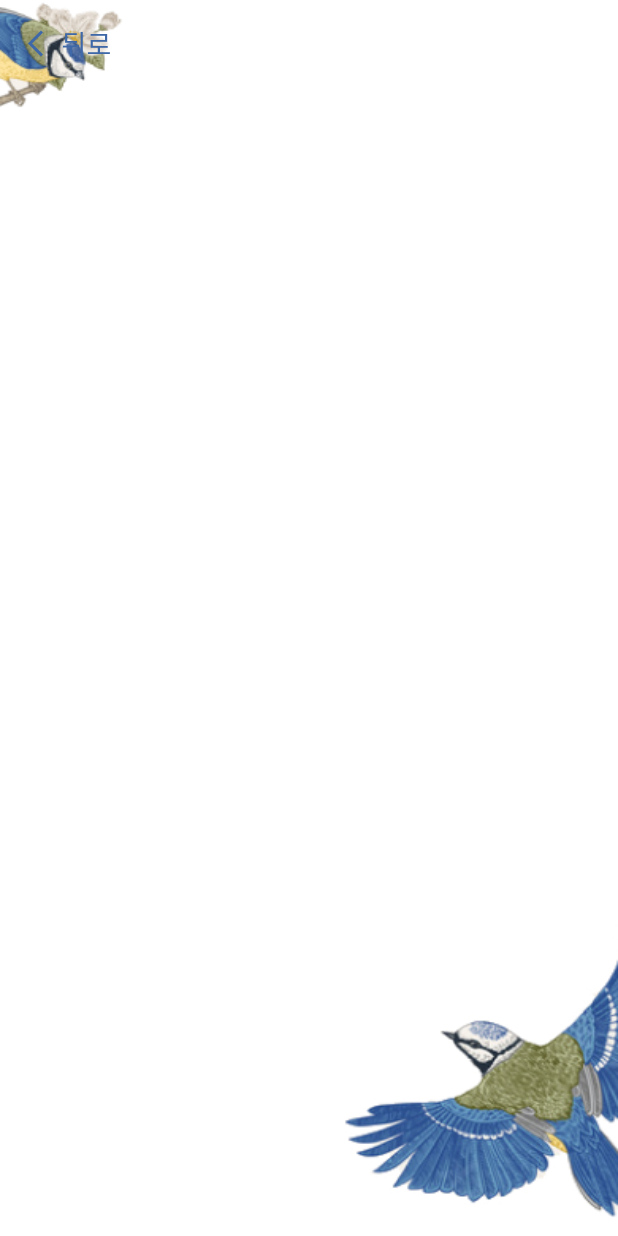
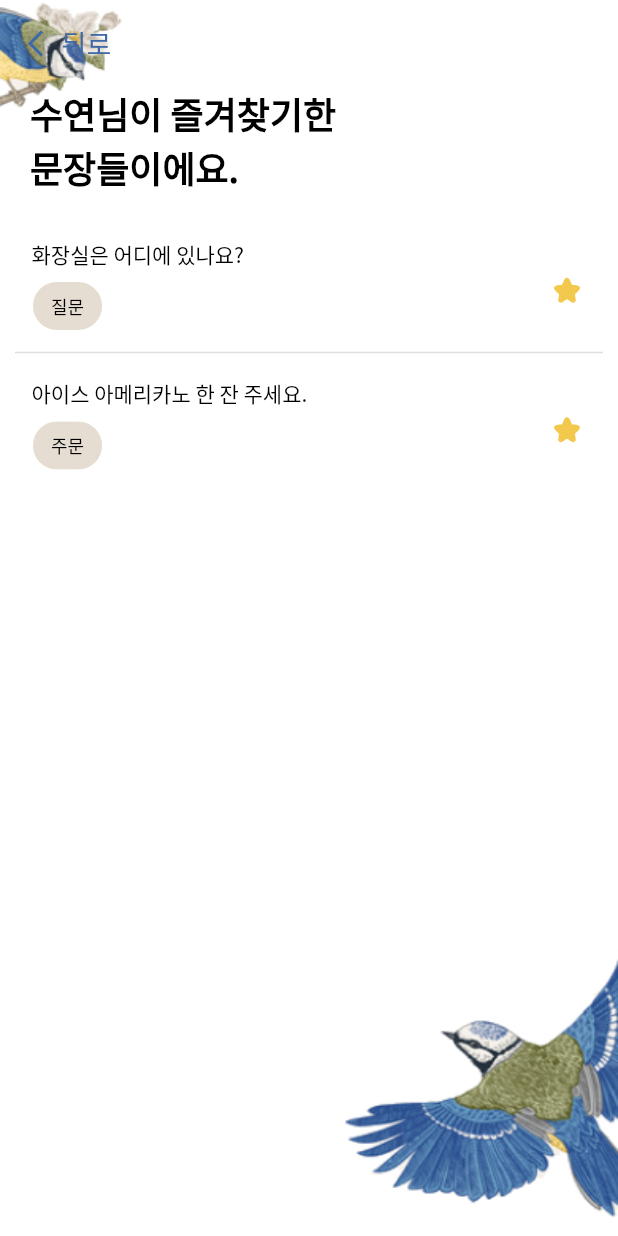
Before and after one commit to YeonJeans/Saera-Flutter, a Flutter app: the BookmarkPage screen opened directly, on a phone screen of 412 x 824 dp. Run offline on Flutter 3.47's test engine with Material 2 defaults, Android fonts, the phone set to English and light mode, and no system bars; our stand-ins replace flutter_svg.

Commit message:
[Design/#5] Add bookmark list

```diff
--- a/lib/home/bookmark_home/presentation/bookmark_home_screen.dart
+++ b/lib/home/bookmark_home/presentation/bookmark_home_screen.dart
@@ -1,6 +1,7 @@
 import 'package:flutter/material.dart';
 import 'package:flutter_svg/svg.dart';
 import 'package:saera/home/bookmark_home/presentation/widgets/bookmark_home_background_image.dart';
+import 'package:saera/home/bookmark_home/presentation/widgets/bookmark_list_tile.dart';
 import 'package:saera/style/color.dart';
 
 class BookmarkPage extends StatefulWidget {
@@ -11,6 +12,12 @@ class BookmarkPage extends StatefulWidget {
 }
 
 class _BookmarkPageState extends State<BookmarkPage> {
+  String userName = "수연";
+  List<BookmarkListData> statement = [
+    BookmarkListData('화장실은 어디에 있나요?', '질문'),
+    BookmarkListData('아이스 아메리카노 한 잔 주세요.', '주문')
+  ];
+
   @override
   Widget build(BuildContext context) {
     Widget appBarSection = Container(
@@ -20,22 +27,47 @@ class _BookmarkPageState extends State<BookmarkPage> {
         children: [
           TextButton.icon(
               onPressed: () => Navigator.pop(context),
-              style: ElevatedButton.styleFrom(
-                  backgroundColor: Colors.transparent
-              ),
+              style:
+                  ElevatedButton.styleFrom(backgroundColor: Colors.transparent),
               icon: SvgPicture.asset(
                 'assets/icons/back.svg',
                 fit: BoxFit.scaleDown,
               ),
-              label: const Text(' 뒤로', style: TextStyle(
-                  color: ColorStyles.primary,
-                  fontSize: 18,
-                  fontFamily: "NotoSansKR",
-                  fontWeight: FontWeight.normal))
-
+              label: const Text(' 뒤로',
+                  style: TextStyle(
+                      color: ColorStyles.primary,
+                      fontSize: 18,
+                      fontFamily: "NotoSansKR",
+                      fontWeight: FontWeight.normal
+                  )
+              )
           )
         ],
       ),
+    );
+
+    Widget textSection = Container(
+      padding: const EdgeInsets.symmetric(horizontal: 10),
+      child: Text(
+        "$userName님이 즐겨찾기한\n문장들이에요.",
+        style: const TextStyle(
+            color: Colors.black,
+            fontSize: 24,
+            fontFamily: "NotoSansKR",
+            fontWeight: FontWeight.bold),
+      )
+    );
+
+    Widget bookmarkStatementSection = ListView.separated(
+        shrinkWrap: true,
+        padding: EdgeInsets.only(top: 20),
+        itemBuilder: (BuildContext context, int index) {
+          return BookmarkListTile(statement[index]);
+        },
+        separatorBuilder: (BuildContext context, int index) {
+          return const Divider(thickness: 1,);
+        },
+        itemCount: statement.length
     );
 
     return Stack(
@@ -48,7 +80,9 @@ class _BookmarkPageState extends State<BookmarkPage> {
               body: ListView(
                 padding: const EdgeInsets.symmetric(horizontal: 10),
                 children: <Widget>[
-                  appBarSection
+                  appBarSection,
+                  textSection,
+                  bookmarkStatementSection
                 ],
               ),
             )
```
